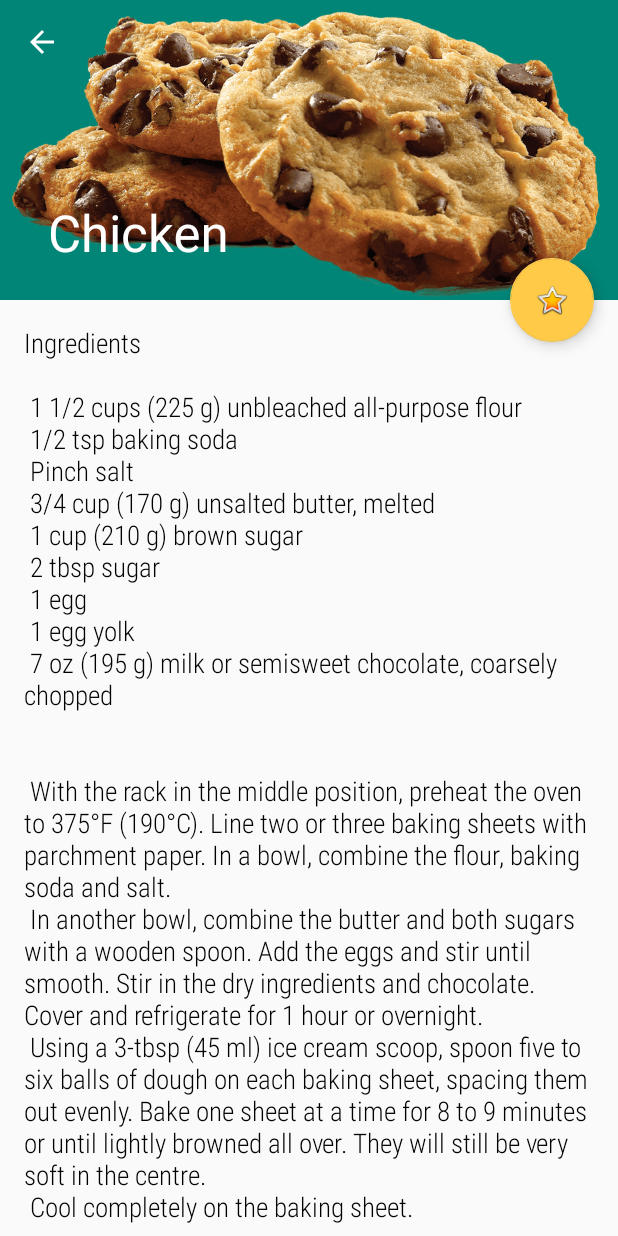
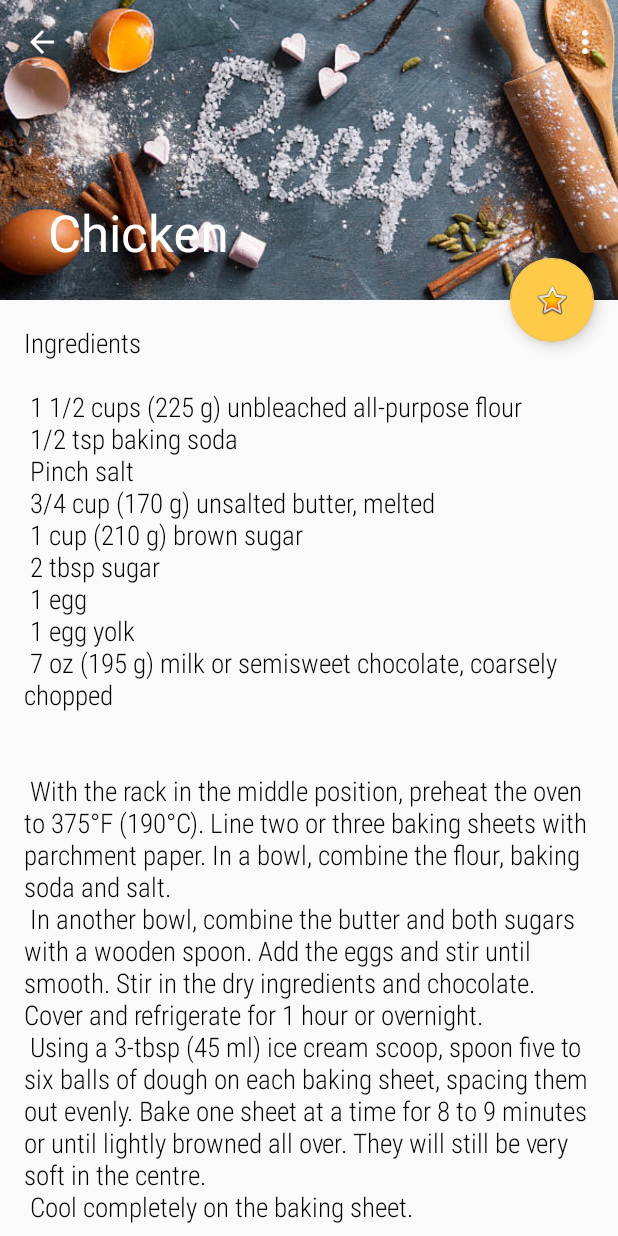
Before and after one commit to jameswklassen/cook-eBook, an Android app: the screen it shows after launch (SingleRecipe), after a tap on "Chicken", on a phone screen of 412 x 824 dp. Run offline under Robolectric (Android 15) with nearby library versions, the phone set to English and light mode, and no system bars.

Commit message:
UI Changes

```diff
--- a/app/src/main/java/com/cook_ebook/presentation/SingleRecipe.java
+++ b/app/src/main/java/com/cook_ebook/presentation/SingleRecipe.java
@@ -6,7 +6,9 @@ import android.support.design.widget.FloatingActionButton;
 import android.support.design.widget.Snackbar;
 import android.support.v7.app.AppCompatActivity;
 import android.support.v7.widget.Toolbar;
+import android.view.MenuItem;
 import android.view.View;
+import android.view.Menu;
 
 import com.cook_ebook.R;
 
@@ -35,6 +37,12 @@ public class SingleRecipe extends AppCompatActivity implements View.OnClickListe
     }
 
     @Override
+    public boolean onCreateOptionsMenu(Menu menu) {
+        getMenuInflater().inflate(R.menu.menu_single_recipe, menu);
+        return true;
+    }
+
+    @Override
     public void onClick(View v) {
         if(favourite_btn != null)
             if(favourite) {
@@ -47,4 +55,20 @@ public class SingleRecipe extends AppCompatActivity implements View.OnClickListe
             }
     }
 
+    @Override
+    public boolean onOptionsItemSelected(MenuItem item) {
+        // Handle action bar item clicks here. The action bar will
+        // automatically handle clicks on the Home/Up button, so long
+        // as you specify a parent activity in AndroidManifest.xml.
+        int id = item.getItemId();
+
+        //noinspection SimplifiableIfStatement
+        if (id == R.id.delete_recipe) {
+            //deleteRecipe();
+            return true;
+        }
+
+        return super.onOptionsItemSelected(item);
+    }
+
 }
--- a/app/src/main/res/layout/activity_single_recipe.xml
+++ b/app/src/main/res/layout/activity_single_recipe.xml
@@ -16,7 +16,6 @@
         android:theme="@style/AppTheme.AppBarOverlay"
         >
 
-
         <android.support.design.widget.CollapsingToolbarLayout
             android:id="@+id/toolbar_layout"
             android:layout_width="match_parent"
@@ -32,14 +31,14 @@
                 android:clickable="true"
                 android:focusable="auto"
                 android:scaleType="centerCrop"
-                android:src="@drawable/cookies" />
+                android:src="@drawable/recipe" />
 
             <android.support.v7.widget.Toolbar
                 android:id="@+id/toolbar"
                 android:layout_width="match_parent"
                 android:layout_height="?attr/actionBarSize"
                 app:layout_collapseMode="pin"
-                app:popupTheme="@style/AppTheme.PopupOverlay" />
+                app:popupTheme="@style/AppTheme.PopupOverlay"/>
 
         </android.support.design.widget.CollapsingToolbarLayout>
     </android.support.design.widget.AppBarLayout>
--- a/app/src/main/res/menu/menu_main.xml
+++ b/app/src/main/res/menu/menu_main.xml
@@ -7,10 +7,4 @@
         android:orderInCategory="100"
         android:title="@string/add_recipe"
         app:showAsAction="never" />
-
-    <item
-        android:id="@+id/delete_recipe"
-        android:orderInCategory="100"
-        android:title="@string/delete_recipe"
-        app:showAsAction="never" />
 </menu>
--- a/app/src/main/res/menu/menu_single_recipe.xml
+++ b/app/src/main/res/menu/menu_single_recipe.xml
@@ -3,8 +3,8 @@
     xmlns:tools="http://schemas.android.com/tools"
     tools:context="com.cook_ebook.presentation.SingleRecipe">
     <item
-        android:id="@+id/add_recipe"
+        android:id="@+id/delete_recipe"
         android:orderInCategory="100"
-        android:title="@string/add_recipe"
+        android:title="@string/delete_recipe"
         app:showAsAction="never" />
 </menu>
```
Also changed, not shown: app/src/main/java/com/cook_ebook/presentation/AddEditView.java (+17 -0 lines), app/src/main/res/drawable/recipe.png (added).
